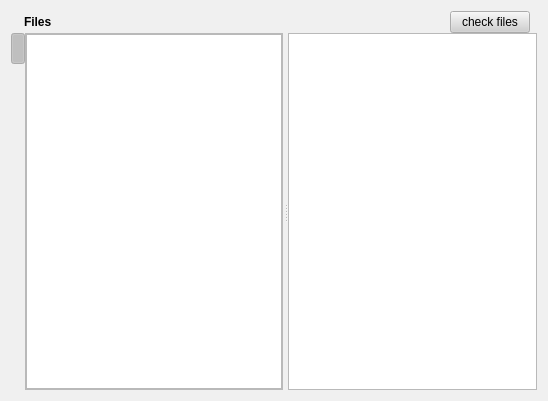
First picture: the form in retroshare-gui/src/gui/SharedFilesDialog.ui, repository RetroShare/RetroShare, before the edit.
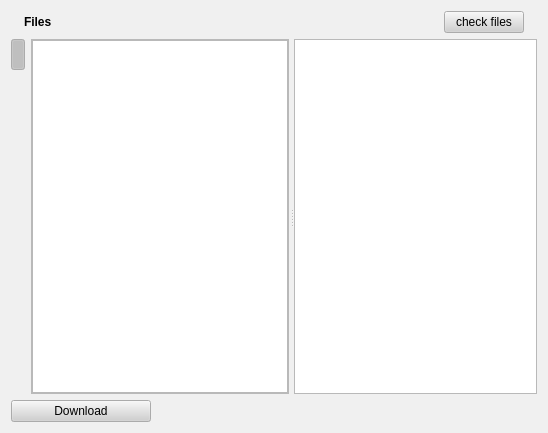
Second picture: the form after the edit. Icons and pictures are not drawn.

Commit message: * added doubleclick download feature * added download Button

```diff
--- a/retroshare-gui/src/gui/SharedFilesDialog.ui
+++ b/retroshare-gui/src/gui/SharedFilesDialog.ui
@@ -6,7 +6,7 @@
     <x>0</x>
     <y>0</y>
     <width>548</width>
-    <height>401</height>
+    <height>433</height>
    </rect>
   </property>
   <property name="sizePolicy" >
@@ -488,13 +488,7 @@
    <enum>Qt::NoContextMenu</enum>
   </property>
   <layout class="QGridLayout" >
-   <property name="horizontalSpacing" >
-    <number>0</number>
-   </property>
-   <property name="verticalSpacing" >
-    <number>0</number>
-   </property>
-   <item row="0" column="0" colspan="2" >
+   <item row="0" column="0" colspan="3" >
     <layout class="QHBoxLayout" >
      <item>
       <layout class="QGridLayout" >
@@ -624,7 +618,7 @@
      </item>
     </layout>
    </item>
-   <item row="1" column="1" >
+   <item row="1" column="1" colspan="2" >
     <widget class="QSplitter" name="splitter" >
      <property name="orientation" >
       <enum>Qt::Horizontal</enum>
@@ -722,6 +716,44 @@
      </widget>
     </widget>
    </item>
+   <item row="2" column="0" colspan="2" >
+    <widget class="QPushButton" name="downloadButton" >
+     <property name="minimumSize" >
+      <size>
+       <width>140</width>
+       <height>0</height>
+      </size>
+     </property>
+     <property name="maximumSize" >
+      <size>
+       <width>16777215</width>
+       <height>28</height>
+      </size>
+     </property>
+     <property name="toolTip" >
+      <string>Download selected</string>
+     </property>
+     <property name="text" >
+      <string>Download</string>
+     </property>
+     <property name="icon" >
+      <iconset resource="images.qrc" >:/images/download16.png</iconset>
+     </property>
+    </widget>
+   </item>
+   <item row="2" column="2" >
+    <spacer>
+     <property name="orientation" >
+      <enum>Qt::Horizontal</enum>
+     </property>
+     <property name="sizeHint" >
+      <size>
+       <width>391</width>
+       <height>20</height>
+      </size>
+     </property>
+    </spacer>
+   </item>
   </layout>
  </widget>
  <resources>
```
The commit also changes 2 other files.
